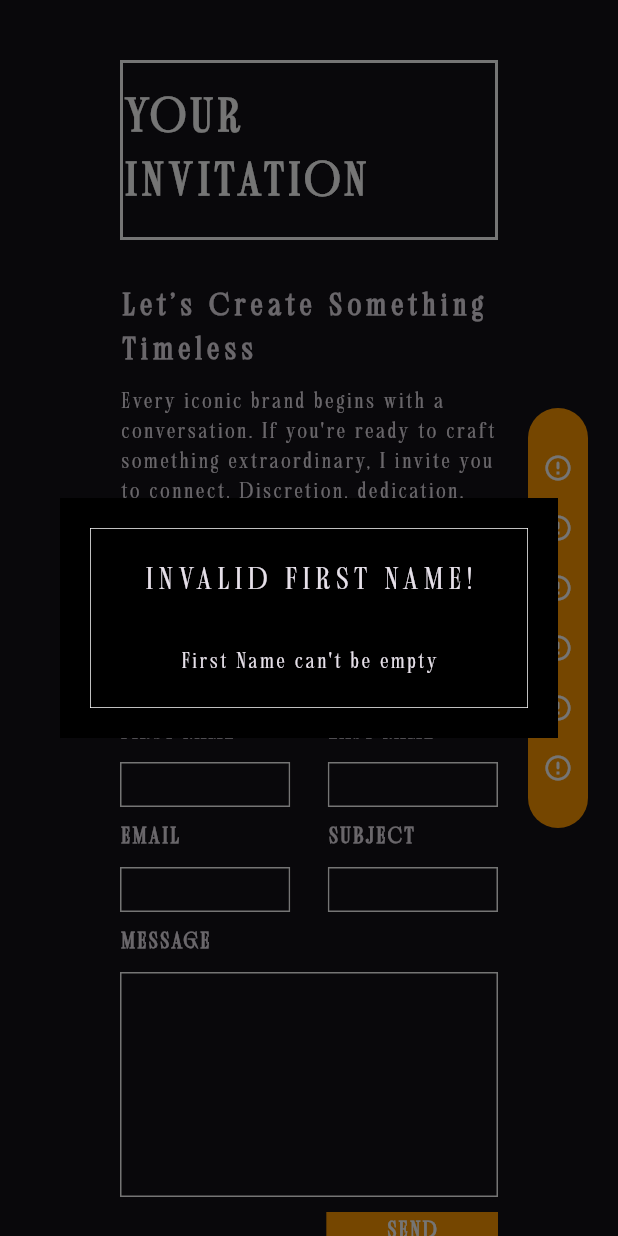
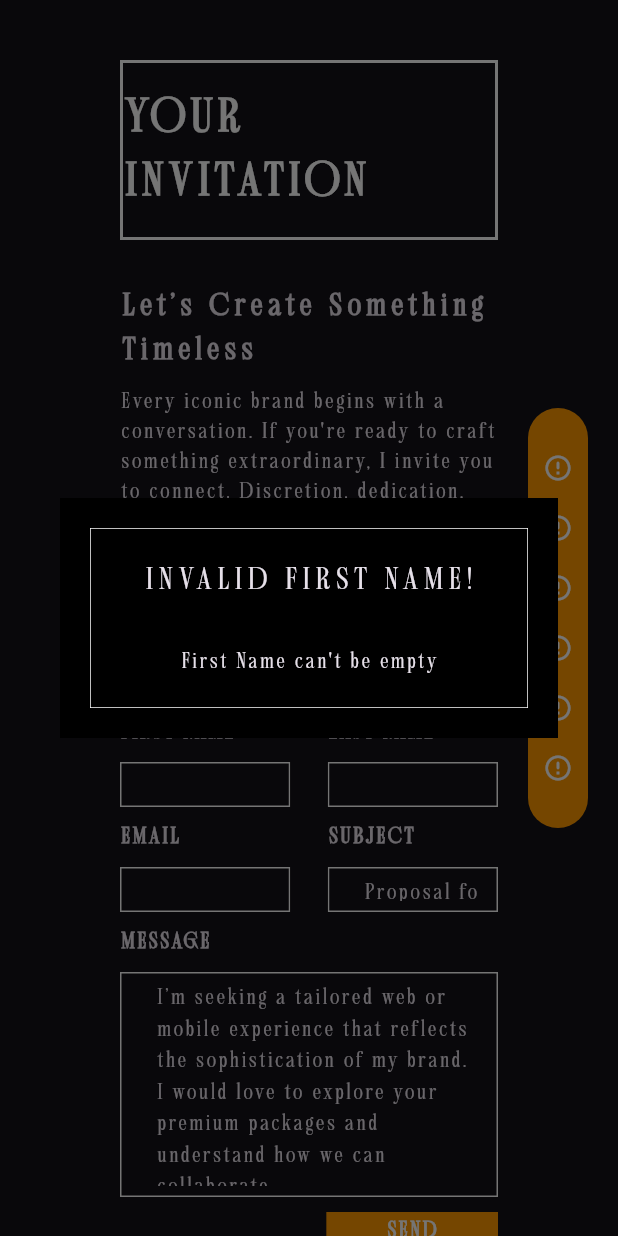
Before and after one commit to codingwiths1/portfolio, a Flutter app: the TTabletContact screen opened directly, after a tap on "SEND", on a phone screen of 412 x 824 dp. Run offline on Flutter 3.47's test engine with Material 3 defaults, Android fonts, the light colour scheme and no system bars; our stand-ins replace flutter_spinkit, get, go_router, url_strategy; network calls fail; Roboto replaces fonts that are missing (Betty).

Commit message:
all_done

```diff
--- a/lib/front_end/responsive/tablet/screens/contact/contact.dart
+++ b/lib/front_end/responsive/tablet/screens/contact/contact.dart
@@ -26,6 +26,11 @@ class _TTabletContactState extends State<TTabletContact> {
 
   @override
   Widget build(BuildContext context) {
+    final TextEditingController subject = TextEditingController(text: "Proposal for a Premium Website or App");
+    final TextEditingController message = TextEditingController(
+        text:
+        "I’m seeking a tailored web or mobile experience that reflects the sophistication of my brand. I would love to explore your premium packages and understand how we can collaborate.");
+
     validate() {
       var firstName = TFunction.firstName.text.trim();
       if (firstName.isEmpty) {
@@ -36,7 +41,10 @@ class _TTabletContactState extends State<TTabletContact> {
             context, "last name", "Last Name can't be empty");
       } else if (TFunction.email.text.trim().isEmpty) {
         TFunction.fieldValidation(context, "email", "Email can't be empty");
-      } else {}
+      } else {
+        TFunction.confirmEmail(context,
+            subject: subject.text.trim(), message: message.text.trim());
+      }
     }
     return Scaffold(
       body: Stack(
@@ -130,7 +138,7 @@ class _TTabletContactState extends State<TTabletContact> {
                       Expanded(
                         child: TField(
                           text: "SUBJECT",
-                          controller: TFunction.subject,
+                          controller: subject,
                         ),
                       ),
                     ],
@@ -141,7 +149,7 @@ class _TTabletContactState extends State<TTabletContact> {
                   TField(
                     text: "MESSAGE",
                     height: 150,
-                    controller: TFunction.message,
+                    controller: message,
                   ),
                   SizedBox(
                     height: 10,
```
Also changed, not shown: lib/front_end/responsive/desktop/screens/contact/contact.dart (+15 -4 lines), lib/front_end/responsive/mobile/screens/contact/contact.dart (+12 -3 lines).
